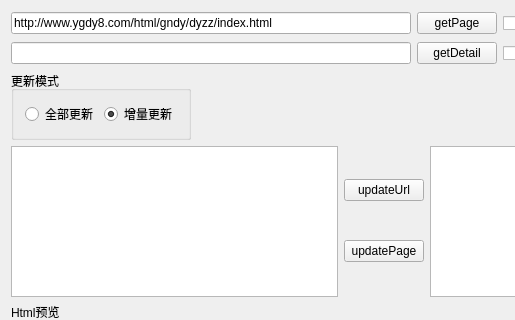
Before: the Qt Designer form mainwidget.ui in cx-star/CrawlerYGDY, drawn with Qt 5; both pictures show x 0 to 515 and y 0 to 320 of the 767 by 670 pixel window.
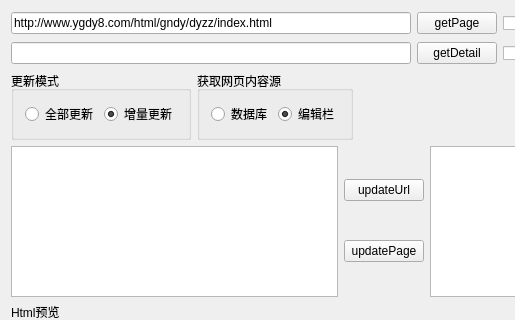
After: the same form once the commit is applied.

Commit message: 完善功能，获取影片介绍和下载地址

What changed in the file:
```diff
--- a/mainwidget.ui
+++ b/mainwidget.ui
@@ -130,6 +130,32 @@
        </layout>
       </widget>
      </item>
+     <item>
+      <widget class="QGroupBox" name="groupBox_2">
+       <property name="title">
+        <string>获取网页内容源</string>
+       </property>
+       <layout class="QHBoxLayout" name="horizontalLayout_6">
+        <item>
+         <widget class="QRadioButton" name="radioButtonDetailFromDatabase">
+          <property name="text">
+           <string>数据库</string>
+          </property>
+         </widget>
+        </item>
+        <item>
+         <widget class="QRadioButton" name="radioButtonDetailFromLineedit">
+          <property name="text">
+           <string>编辑栏</string>
+          </property>
+          <property name="checked">
+           <bool>true</bool>
+          </property>
+         </widget>
+        </item>
+       </layout>
+      </widget>
+     </item>
      <item>
       <spacer name="horizontalSpacer">
        <property name="orientation">
```
The commit also changes 2 other files.
